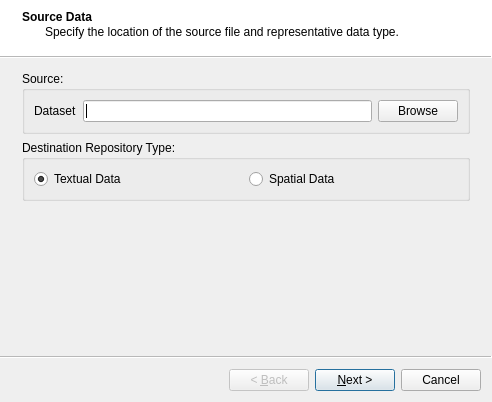
gltn/stdm, file ui/ui_import_data.ui: the form before one commit.
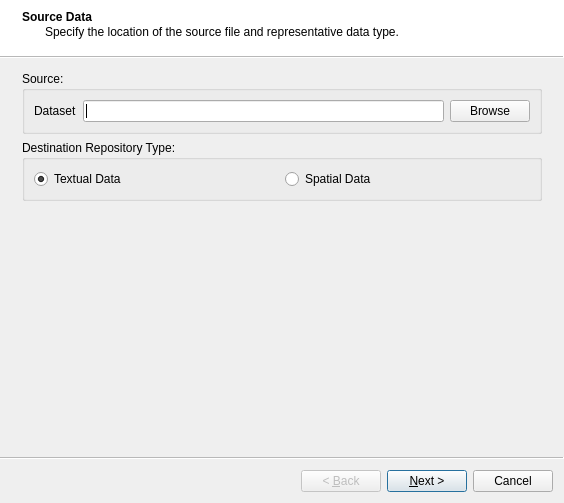
The form after the commit. Icons and pictures are not drawn.

Diff of the .ui file:
```diff
--- a/ui/ui_import_data.ui
+++ b/ui/ui_import_data.ui
@@ -6,8 +6,8 @@
    <rect>
     <x>0</x>
     <y>0</y>
-    <width>492</width>
-    <height>402</height>
+    <width>564</width>
+    <height>503</height>
    </rect>
   </property>
   <property name="windowTitle">
```
Left out of the diff: 256 changed lines with no effect on the pictures.
